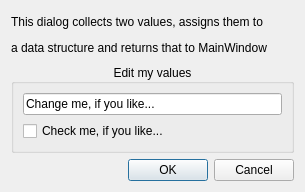
First picture: the form in DataExchange/returnVal/returndialog.ui, repository mbergmann-sh/Qt-Examples, before the edit.
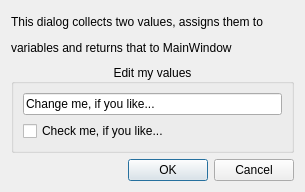
Second picture: the form after the edit.

Diff of the .ui file:
```diff
--- a/DataExchange/returnVal/returndialog.ui
+++ b/DataExchange/returnVal/returndialog.ui
@@ -24,7 +24,7 @@
    <item row="1" column="0">
     <widget class="QLabel" name="label_2">
      <property name="text">
-      <string>a data structure and returns that to MainWindow</string>
+      <string>variables and returns that to MainWindow</string>
      </property>
     </widget>
    </item>
```
